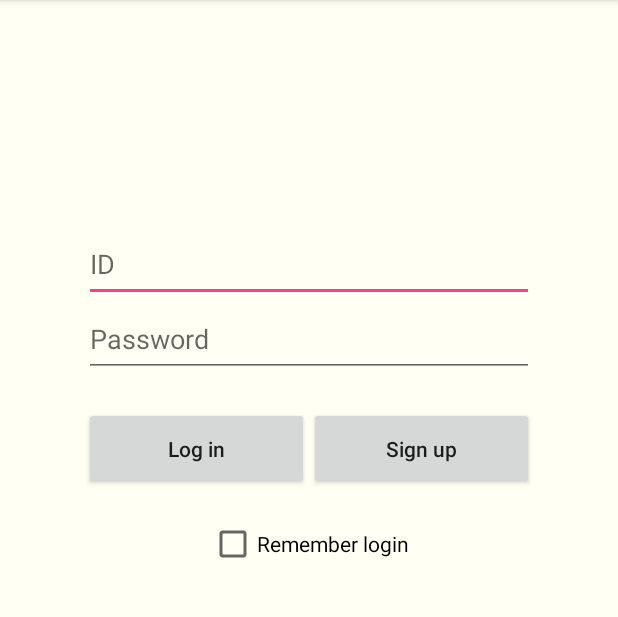
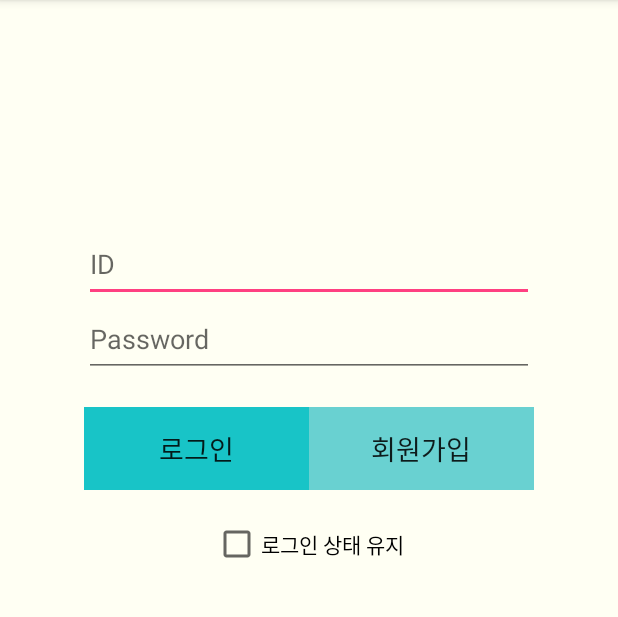
Before and after one commit to ssove/SWengineering, an Android app: the LoginActivity screen opened directly, with no data from a screen before it, on a phone screen of 412 x 824 dp, the part 84-701 px from its top. Run offline under Robolectric (Android 15) with nearby library versions, the phone set to English and light mode, and no system bars.

Commit message:
ui update login

```diff
--- /dev/null
+++ b/android/ShareTaxi/app/src/main/res/drawable/button2.xml
@@ -0,0 +1,6 @@
+<?xml version="1.0" encoding="utf-8"?>
+<selector xmlns:android="http://schemas.android.com/apk/res/android">
+    <item android:drawable="@drawable/main_clicks"
+        android:state_pressed="true"/>
+    <item android:drawable="@drawable/sec_normals"/>
+</selector>
--- a/android/ShareTaxi/app/src/main/res/layout/activity_login.xml
+++ b/android/ShareTaxi/app/src/main/res/layout/activity_login.xml
@@ -5,6 +5,8 @@
     android:layout_height="match_parent"
     android:background="#FFFFF3"
     android:orientation="vertical">
+
+
 
     <EditText
         android:layout_width="300dp"
@@ -20,34 +22,42 @@
         android:id="@+id/passwordInput"
         android:layout_centerHorizontal="true"
         android:hint="Password"
+        android:password="true"
         android:layout_below="@+id/emailInput" />
 
     <Button
+        android:id="@+id/loginButton"
         android:layout_width="150dp"
         android:layout_height="55dp"
-        android:text="Log in"
-        android:id="@+id/loginButton"
-        android:textAllCaps="false"
+        android:layout_below="@+id/passwordInput"
         android:layout_marginTop="20dp"
-        android:layout_below="@+id/passwordInput"
-        android:layout_toStartOf="@+id/signupButton" />
+        android:layout_toStartOf="@+id/signupButton"
+        android:background="@drawable/button1"
+        android:text="로그인"
+        android:textSize="18dp"
+        android:textAllCaps="false" />
+
+
 
     <Button
+        android:id="@+id/signupButton"
         android:layout_width="150dp"
         android:layout_height="55dp"
-        android:text="Sign up"
-        android:id="@+id/signupButton"
-        android:textAllCaps="false"
+        android:layout_alignEnd="@+id/passwordInput"
         android:layout_alignTop="@+id/loginButton"
-        android:layout_alignEnd="@+id/passwordInput" />
+        android:background="@drawable/button2"
+        android:text="회원가입"
+        android:textSize="18dp"
+        android:textAllCaps="false" />
 
     <CheckBox
         android:layout_width="wrap_content"
         android:layout_height="wrap_content"
-        android:text="Remember login"
+        android:text="로그인 상태 유지"
         android:id="@+id/checkBox"
         android:layout_marginTop="20dp"
         android:layout_below="@+id/loginButton"
         android:layout_centerHorizontal="true" />
 
+
 </RelativeLayout>
```
Also changed, not shown: android/ShareTaxi/app/src/main/res/drawable/sec_normals.png (added).
